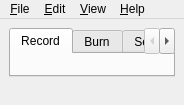
Above: audio/resources/mainwindow.ui from springermac/audio before the change. Below: the same form after it.
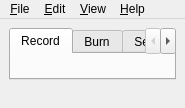
That is the form after the change. Icons and pictures are not drawn. Custom widgets are drawn as their Qt base class.

Diff of the .ui file:
```diff
--- a/audio/resources/mainwindow.ui
+++ b/audio/resources/mainwindow.ui
@@ -6,8 +6,8 @@
    <rect>
     <x>0</x>
     <y>0</y>
-    <width>184</width>
-    <height>105</height>
+    <width>185</width>
+    <height>108</height>
    </rect>
   </property>
   <property name="windowTitle">
@@ -53,7 +53,7 @@
     <rect>
      <x>0</x>
      <y>0</y>
-     <width>184</width>
+     <width>185</width>
      <height>22</height>
     </rect>
    </property>
```
Left out of the diff: 6 changed lines with no effect on the pictures.
